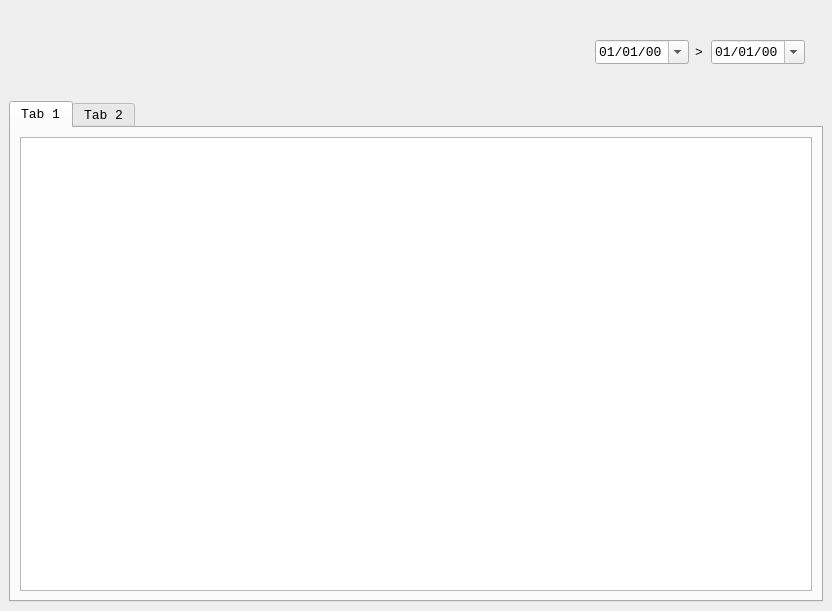
Above: tgrp/mainwindow.ui from WANDEX/attila before the change. Below: the same form after it.
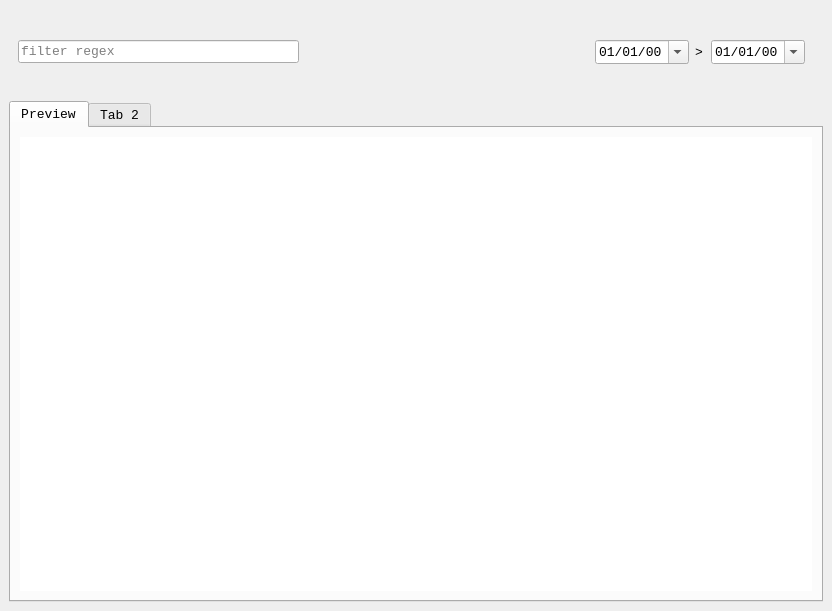
That is the form after the change.

Commit message: [mainwindow.ui] added filterInput, set plainTextEdit: NoWrap, NoFrame

```diff
--- a/tgrp/mainwindow.ui
+++ b/tgrp/mainwindow.ui
@@ -48,20 +48,7 @@
        </size>
       </property>
       <layout class="QGridLayout" name="gridLayout">
-       <item row="0" column="0">
-        <spacer name="horizontalSpacer">
-         <property name="orientation">
-          <enum>Qt::Horizontal</enum>
-         </property>
-         <property name="sizeHint" stdset="0">
-          <size>
-           <width>138</width>
-           <height>20</height>
-          </size>
-         </property>
-        </spacer>
-       </item>
-       <item row="0" column="1">
+       <item row="0" column="2">
         <widget class="QScrollArea" name="scrollArea">
          <property name="enabled">
           <bool>true</bool>
@@ -221,6 +208,35 @@
          </widget>
         </widget>
        </item>
+       <item row="0" column="1">
+        <spacer name="horizontalSpacer">
+         <property name="orientation">
+          <enum>Qt::Horizontal</enum>
+         </property>
+         <property name="sizeHint" stdset="0">
+          <size>
+           <width>138</width>
+           <height>20</height>
+          </size>
+         </property>
+        </spacer>
+       </item>
+       <item row="0" column="0">
+        <widget class="QLineEdit" name="filterInput">
+         <property name="inputMask">
+          <string notr="true"/>
+         </property>
+         <property name="text">
+          <string notr="true"/>
+         </property>
+         <property name="placeholderText">
+          <string>filter regex</string>
+         </property>
+         <property name="clearButtonEnabled">
+          <bool>false</bool>
+         </property>
+        </widget>
+       </item>
       </layout>
      </widget>
     </item>
@@ -234,11 +250,17 @@
       </property>
       <widget class="QWidget" name="tab">
        <attribute name="title">
-        <string>Tab 1</string>
+        <string>Preview</string>
        </attribute>
        <layout class="QVBoxLayout" name="verticalLayout">
         <item>
          <widget class="QPlainTextEdit" name="plainTextEdit">
+          <property name="frameShape">
+           <enum>QFrame::NoFrame</enum>
+          </property>
+          <property name="lineWrapMode">
+           <enum>QPlainTextEdit::NoWrap</enum>
+          </property>
           <property name="readOnly">
            <bool>true</bool>
           </property>
```
Left out of the diff: 2 changed lines with no effect on the pictures.
